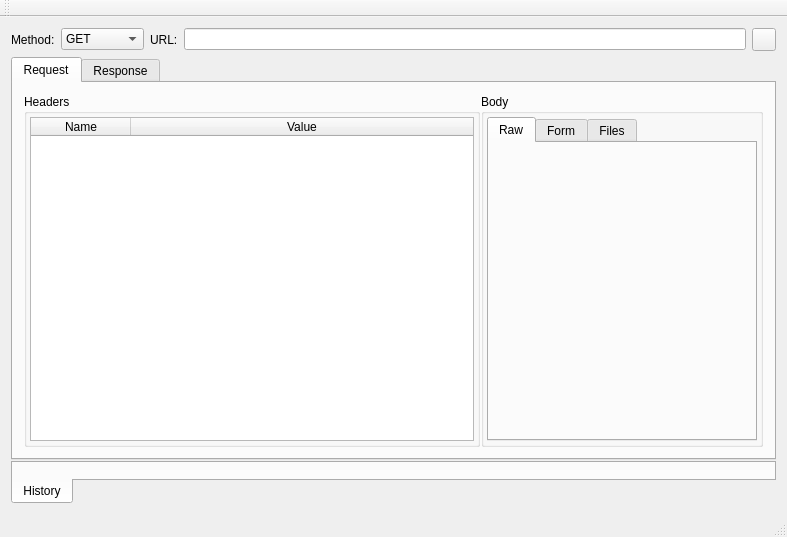
Old version of the form src/gui/mainwindow.ui in the repository amilaperera/RESTer.
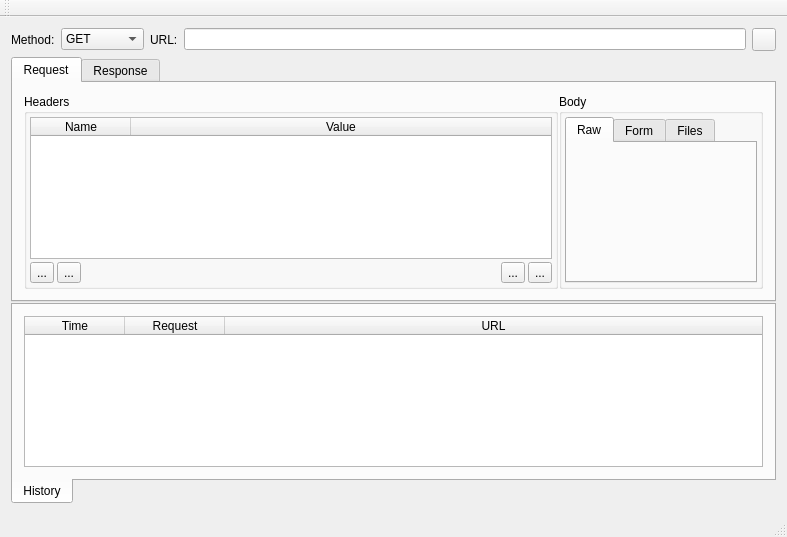
New version of the form. Icons and pictures are not drawn.

Commit message: adding tool buttons for manipulating request headers

What changed in the file:
```diff
--- a/src/gui/mainwindow.ui
+++ b/src/gui/mainwindow.ui
@@ -88,18 +88,6 @@
     </item>
     <item row="1" column="0">
      <widget class="QSplitter" name="tabWidgetHistoryVSplitter">
-      <property name="maximumSize">
-       <size>
-        <width>16777215</width>
-        <height>16777215</height>
-       </size>
-      </property>
-      <property name="lineWidth">
-       <number>1</number>
-      </property>
-      <property name="midLineWidth">
-       <number>0</number>
-      </property>
       <property name="orientation">
        <enum>Qt::Vertical</enum>
       </property>
@@ -152,7 +140,7 @@
              <property name="spacing">
               <number>3</number>
              </property>
-             <item row="0" column="0">
+             <item row="0" column="0" colspan="5">
               <widget class="QTableWidget" name="rqstHeadersTableWidget">
                <attribute name="horizontalHeaderStretchLastSection">
                 <bool>true</bool>
@@ -169,6 +157,63 @@
                </column>
               </widget>
              </item>
+             <item row="1" column="0">
+              <widget class="QToolButton" name="addHeaderToolBtn">
+               <property name="text">
+                <string>...</string>
+               </property>
+               <property name="icon">
+                <iconset resource="../resources.qrc">
+                 <normaloff>:/icons/resources/icons/list-add-5.ico</normaloff>:/icons/resources/icons/list-add-5.ico</iconset>
+               </property>
+              </widget>
+             </item>
+             <item row="1" column="1">
+              <widget class="QToolButton" name="removeHeaderToolBtn">
+               <property name="text">
+                <string>...</string>
+               </property>
+               <property name="icon">
+                <iconset resource="../resources.qrc">
+                 <normaloff>:/icons/resources/icons/list-remove-5.ico</normaloff>:/icons/resources/icons/list-remove-5.ico</iconset>
+               </property>
+              </widget>
+             </item>
+             <item row="1" column="2">
+              <spacer name="horizontalSpacer">
+               <property name="orientation">
+                <enum>Qt::Horizontal</enum>
+               </property>
+               <property name="sizeHint" stdset="0">
+                <size>
+                 <width>315</width>
+                 <height>20</height>
+                </size>
+               </property>
+              </spacer>
+             </item>
+             <item row="1" column="3">
+              <widget class="QToolButton" name="moveUpHeaderToolBtn">
+               <property name="text">
+                <string>...</string>
+               </property>
+               <property name="icon">
+                <iconset resource="../resources.qrc">
+                 <normaloff>:/icons/resources/icons/go-up-4.ico</normaloff>:/icons/resources/icons/go-up-4.ico</iconset>
+               </property>
+              </widget>
+             </item>
+             <item row="1" column="4">
+              <widget class="QToolButton" name="moveDownHeaderToolBtn">
+               <property name="text">
+                <string>...</string>
+               </property>
+               <property name="icon">
+                <iconset resource="../resources.qrc">
+                 <normaloff>:/icons/resources/icons/go-down-4.ico</normaloff>:/icons/resources/icons/go-down-4.ico</iconset>
+               </property>
+              </widget>
+             </item>
             </layout>
            </widget>
            <widget class="QGroupBox" name="rqstBodyGroupBox">
@@ -349,6 +394,36 @@
         <attribute name="title">
          <string>History</string>
         </attribute>
+        <layout class="QGridLayout" name="gridLayout_8">
+         <item row="0" column="0">
+          <widget class="QTableWidget" name="tableWidget">
+           <property name="autoFillBackground">
+            <bool>true</bool>
+           </property>
+           <property name="showGrid">
+            <bool>false</bool>
+           </property>
+           <attribute name="horizontalHeaderStretchLastSection">
+            <bool>true</bool>
+           </attribute>
+           <column>
+            <property name="text">
+             <string>Time</string>
+            </property>
+           </column>
+           <column>
+            <property name="text">
+             <string>Request</string>
+            </property>
+           </column>
+           <column>
+            <property name="text">
+             <string>URL</string>
+            </property>
+           </column>
+          </widget>
+         </item>
+        </layout>
        </widget>
       </widget>
      </widget>
```
Left out of the diff: 6 changed lines with no effect on the pictures. The commit also changes 5 other files.
